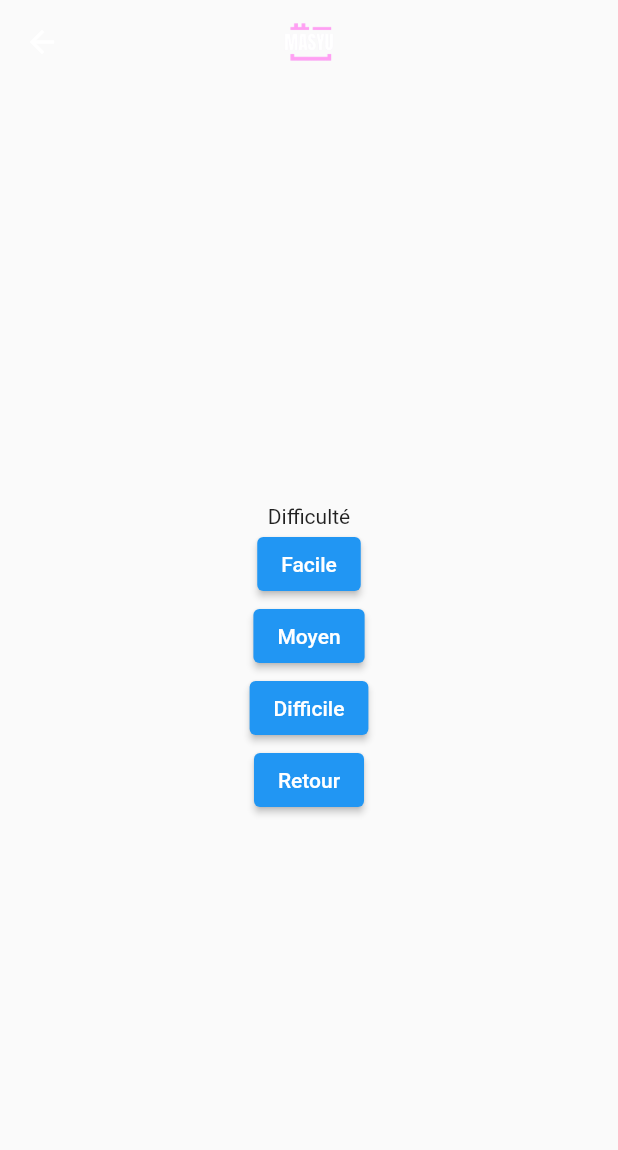
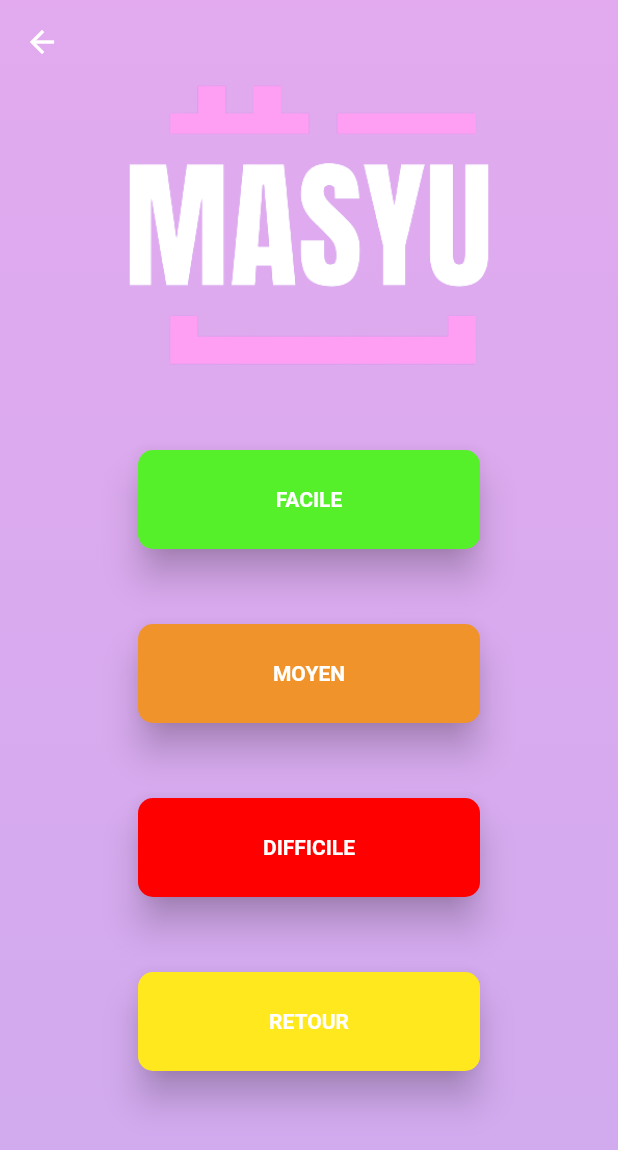
Before and after one commit to rob1juan/masyu_game, a Flutter app: the DifficultySelectionPage screen opened directly, on a phone screen of 412 x 824 dp. Shown: the top 1150 px of the screen. Run offline on Flutter 3.47's test engine with Material 2 defaults, Android fonts, the phone set to English and light mode, and no system bars.

Commit message:
Nouveau front

```diff
--- a/lib/pages/difficulty_selection_page.dart
+++ b/lib/pages/difficulty_selection_page.dart
@@ -5,52 +5,125 @@ class DifficultySelectionPage extends StatelessWidget {
   @override
   Widget build(BuildContext context) {
     return Scaffold(
-      appBar: AppBar(
-        title: Image.asset('assets/logo.png', height: 40),
-        centerTitle: true,
+      body: Stack(
+        children: [
+          Container(
+            decoration: BoxDecoration(
+              gradient: LinearGradient(
+                colors: [
+                  Color.fromARGB(100, 144, 46, 221),
+                  Color.fromARGB(100, 190, 46, 221),
+                ],
+                begin: Alignment.bottomCenter,
+                end: Alignment.topCenter,
+              ),
+            ),
+          ),
+          CustomScrollView(
+            slivers: [
+              SliverAppBar(
+                expandedHeight: 300, // Définir la hauteur souhaitée ici
+                flexibleSpace: FlexibleSpaceBar(
+                  background: Image.asset(
+                    'assets/logo.png',
+                    fit: BoxFit.contain,
+                  ),
+                ),
                 backgroundColor: Colors.transparent,
                 elevation: 0,
               ),
-      body: Center(
+              SliverFillRemaining(
+                child: Center(
                   child: Column(
                     mainAxisAlignment: MainAxisAlignment.center,
                     children: [
-            Text('Difficulté'),
                       ElevatedButton(
                         onPressed: () {
                           Navigator.push(
                             context,
-                  MaterialPageRoute(builder: (context) => LevelSelectionPage()),
+                            MaterialPageRoute(
+                                builder: (context) => LevelSelectionPage()),
                           );
                         },
-              child: Text('Facile'),
+                        child: Text('FACILE'),
+                        style: ElevatedButton.styleFrom(
+                          primary: Color.fromARGB(255, 86, 240, 43),
+                          minimumSize: Size(228, 66),
+                          shape: RoundedRectangleBorder(
+                            borderRadius: BorderRadius.circular(10),
                           ),
+                          shadowColor: Colors.black,
+                          elevation: 10.0,
+                          textStyle: TextStyle(fontWeight: FontWeight.w700),
+                        ),
+                      ),
+                      SizedBox(height: 50),
                       ElevatedButton(
                         onPressed: () {
                           Navigator.push(
                             context,
-                  MaterialPageRoute(builder: (context) => LevelSelectionPage()),
+                            MaterialPageRoute(
+                                builder: (context) => LevelSelectionPage()),
                           );
                         },
-              child: Text('Moyen'),
+                        child: Text('MOYEN'),
+                        style: ElevatedButton.styleFrom(
+                          primary: Color.fromARGB(255, 240, 147, 43),
+                          minimumSize: Size(228, 66),
+                          shape: RoundedRectangleBorder(
+                            borderRadius: BorderRadius.circular(10),
                           ),
+                          shadowColor: Colors.black,
+                          elevation: 10.0,
+                          textStyle: TextStyle(fontWeight: FontWeight.w700),
+                        ),
+                      ),
+                      SizedBox(height: 50),
                       ElevatedButton(
                         onPressed: () {
                           Navigator.push(
                             context,
-                  MaterialPageRoute(builder: (context) => LevelSelectionPage()),
+                            MaterialPageRoute(
+                                builder: (context) => LevelSelectionPage()),
                           );
                         },
-              child: Text('Difficile'),
+                        child: Text('DIFFICILE'),
+                        style: ElevatedButton.styleFrom(
+                          primary: Color.fromARGB(255, 255, 0, 0),
+                          minimumSize: Size(228, 66),
+                          shape: RoundedRectangleBorder(
+                            borderRadius: BorderRadius.circular(10),
                           ),
+                          shadowColor: Colors.black,
+                          elevation: 10.0,
+                          textStyle: TextStyle(fontWeight: FontWeight.w700),
+                        ),
+                      ),
+                      SizedBox(height: 50),
                       ElevatedButton(
                         onPressed: () {
                           Navigator.pop(context);
                         },
-              child: Text('Retour'),
+                        child: Text('RETOUR'),
+                        style: ElevatedButton.styleFrom(
+                          primary: Color.fromARGB(255, 255, 232, 30),
+                          minimumSize: Size(228, 66),
+                          shape: RoundedRectangleBorder(
+                            borderRadius: BorderRadius.circular(10),
+                          ),
+                          shadowColor: Colors.black,
+                          elevation: 10.0,
+                          textStyle: TextStyle(fontWeight: FontWeight.w700),
+                        ),
+                      ),
+                      Spacer(),
+                    ],
+                  ),
+                ),
               ),
             ],
           ),
+        ],
       ),
     );
   }
```
Lines whose indentation alone changed are shown as unchanged.
